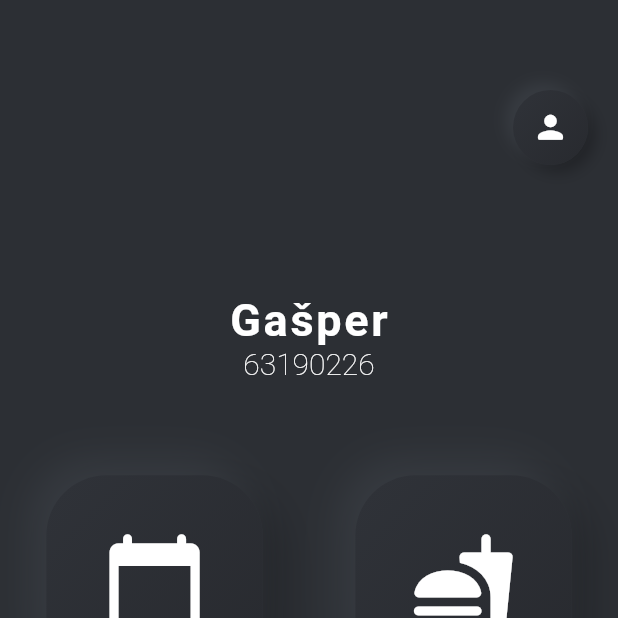
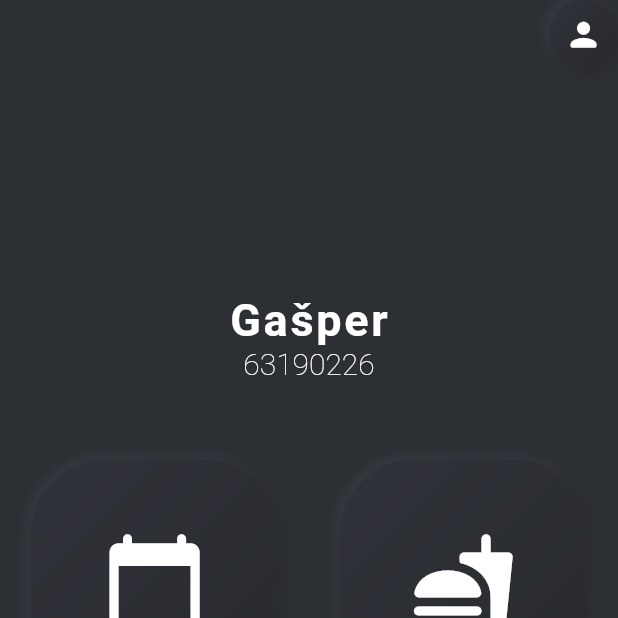
Before and after one commit to pisekgasper/fri-app, a Flutter app: the HomePage screen opened directly, on a phone screen of 412 x 824 dp, the top half of it. Run offline on Flutter 3.47's test engine with Material 2 defaults, Android fonts, the phone set to English and light mode, and no system bars; drawn by our look-alikes of flutter_neumorphic; our stand-ins replace cloud_firestore, firebase_auth, firebase_core, flutter_spinkit, flutter_svg, font_awesome_flutter; accounts and stored records are empty; Roboto replaces fonts that are missing (SF Pro Display).

Commit message:
:ok_hand: IMPROVE: Buttons

```diff
--- a/lib/buttons/huge_button.dart
+++ b/lib/buttons/huge_button.dart
@@ -1,9 +1,9 @@
 import 'package:flutter/cupertino.dart';
 import 'package:flutter/material.dart';
+import 'package:flutter_neumorphic/flutter_neumorphic.dart';
 import 'package:fri_app/timetable.dart';
 
 class HugeButton extends StatefulWidget {
-
   const HugeButton({
     this.icon,
   });
@@ -15,15 +15,15 @@ class HugeButton extends StatefulWidget {
 }
 
 class _HugeButtonState extends State<HugeButton> {
-
   bool _isPressed = false;
 
   void _onPointerDown(PointerDownEvent event) {
     setState(() {
       _isPressed = true;
     });
-    if(widget.icon == Icons.calendar_today_rounded)
-      Navigator.push(context, MaterialPageRoute(builder: (context) => TimetablePage()));
+    if (widget.icon == Icons.calendar_today_rounded)
+      Navigator.push(
+          context, MaterialPageRoute(builder: (context) => TimetablePage()));
   }
 
   void _onPointerUp(PointerUpEvent event) {
@@ -35,66 +35,39 @@ class _HugeButtonState extends State<HugeButton> {
   @override
   Widget build(BuildContext context) {
     final _screenWidth = MediaQuery.of(context).size.width;
-    final _screenHeight = MediaQuery.of(context).size.height;
 
     return Listener(
       onPointerDown: _onPointerDown,
       onPointerUp: _onPointerUp,
-      child: Stack(
+      child: Align(
         alignment: Alignment.center,
-        children: [
-
-          AnimatedContainer(
-            duration: const Duration(milliseconds: 70),
-            width: 0.35 * _screenWidth,
-            height: 0.35 * _screenWidth,
+        child: Neumorphic(
+          duration: const Duration(milliseconds: 80),
+          style: NeumorphicStyle(
+            boxShape: NeumorphicBoxShape.roundRect(BorderRadius.circular(50.0)),
+            depth: _isPressed ? 0.0 : 5.0,
+          ),
+          child: AnimatedContainer(
+            duration: const Duration(milliseconds: 80),
             decoration: BoxDecoration(
-              borderRadius: BorderRadius.circular(40.0),
-              color: const Color(0xff2c2f34),
-              boxShadow: _isPressed ? null : [
-                BoxShadow(
-                  color: const Color(0xff212327),
-                  offset: Offset(0.07 * 0.35 * _screenWidth, 0.07 * 0.35 * _screenWidth),
-                  blurRadius: 0.056 * _screenWidth,
-                ),
-              ],
-            ),
-          ),
-
-          AnimatedContainer(
-            duration: const Duration(milliseconds: 70),
-            width: 0.35 * _screenWidth,
-            height: 0.35 * _screenWidth,
-            decoration: BoxDecoration(
-              borderRadius: BorderRadius.circular(40.0),
               gradient: LinearGradient(
                 begin: Alignment(0.94, 0.92),
                 end: Alignment(-0.88, -0.89),
-                colors: _isPressed ? [const Color(0xff2c2f34), const Color(0xff2c2f34)] : [const Color(0xff282a2f), const Color(0xff2f3238)],
+                colors: _isPressed
+                    ? [const Color(0xff2c2f34), const Color(0xff2c2f34)]
+                    : [const Color(0xff282a2f), const Color(0xff2f3238)],
                 stops: [0.0, 1.0],
               ),
-              boxShadow: _isPressed ? null : [
-                BoxShadow(
-                  color: const Color(0xff373b41),
-                  offset: Offset(-0.07 * 0.35 * _screenWidth, -0.07 * 0.35 * _screenWidth),
-                  blurRadius: 0.056 * _screenWidth,
-                ),
-              ],
             ),
-          ),
-
-          Container(
-            width: 0.50 * _screenWidth / 2,
-            height: 0.50 * _screenWidth / 2,
-            color: Colors.transparent,
+            width: (_screenWidth / 2) - (_screenWidth / 10),
+            height: (_screenWidth / 2) - (_screenWidth / 10),
             child: Icon(
               widget.icon,
               color: Colors.white,
               size: 0.35 * _screenWidth / 2,
             ),
           ),
-
-        ],
+        ),
       ),
     );
   }
--- a/lib/buttons/round_button.dart
+++ b/lib/buttons/round_button.dart
@@ -1,107 +1,79 @@
 import 'package:flutter/cupertino.dart';
 import 'package:flutter/material.dart';
-
+import 'package:flutter_neumorphic/flutter_neumorphic.dart';
+import 'package:provider/provider.dart';
 import '../account.dart';
+import '../authentication_service.dart';
 
 class RoundButton extends StatefulWidget {
-
-  const RoundButton({
-    this.icon,
-  });
+  const RoundButton({this.icon});
 
   final IconData icon;
 
   @override
-  _ButtonUserState createState() => _ButtonUserState();
+  _RoundButtonState createState() => _RoundButtonState();
 }
 
-class _ButtonUserState extends State<RoundButton> {
-
+class _RoundButtonState extends State<RoundButton> {
   bool _isPressed = false;
 
-  // We're only really interested in down and up events,
-  // for now.
   void _onPointerDown(PointerDownEvent event) {
     setState(() {
       _isPressed = true;
     });
-    if(widget.icon == Icons.chevron_left_rounded)
-      Navigator.pop(context);
-    else if (widget.icon == Icons.person_rounded)
-      Navigator.push(context, MaterialPageRoute(builder: (context) => AccountPage()));
   }
 
   void _onPointerUp(PointerUpEvent event) {
     setState(() {
       _isPressed = false;
     });
+    if (widget.icon == Icons.chevron_left_rounded)
+      Navigator.pop(context);
+    else if (widget.icon == Icons.person_rounded)
+      Navigator.push(
+          context, MaterialPageRoute(builder: (context) => AccountPage()));
+    else if (widget.icon == Icons.logout) {
+      context.read<AuthenticationService>().signOut();
+      Navigator.popUntil(context, (route) => route.isFirst);
+    }
   }
 
   @override
   Widget build(BuildContext context) {
     final _screenWidth = MediaQuery.of(context).size.width;
-    final _screenHeight = MediaQuery.of(context).size.height;
+
+    final double _buttonSize = _screenWidth / 9;
+    final double _iconSize = _screenWidth / 16;
+    final double _iconSizeLeft = _screenWidth / 14;
 
     return Listener(
       onPointerDown: _onPointerDown,
       onPointerUp: _onPointerUp,
-      child: Stack(
-        alignment: Alignment.center,
-        children: [
-          AnimatedContainer(
-            duration: const Duration(milliseconds: 70),
-            width: 50,
-            height: 50,
-            margin: EdgeInsets.only(top: 60.0, right: 20.0, left: 20.0),
-            decoration: BoxDecoration(
-              borderRadius: BorderRadius.circular(40.0),
-              color: const Color(0xff2c2f34),
-              boxShadow: _isPressed ? null : [
-                BoxShadow(
-                  color: const Color(0xff212327),
-                  offset: Offset(0.07 * 0.35 * _screenWidth / 2, 0.07 * 0.35 * _screenWidth / 2),
-                  blurRadius: 0.056 * _screenWidth / 3,
-                ),
-              ],
+      child: Neumorphic(
+        duration: const Duration(milliseconds: 80),
+        style: NeumorphicStyle(
+            depth: !_isPressed ? 5.0 : 0.0,
+            boxShape: NeumorphicBoxShape.circle()),
+        child: AnimatedContainer(
+          duration: const Duration(milliseconds: 80),
+          decoration: BoxDecoration(
+            gradient: LinearGradient(
+              begin: Alignment(0.94, 0.92),
+              end: Alignment(-0.88, -0.89),
+              colors: _isPressed
+                  ? [const Color(0xff2c2f34), const Color(0xff2c2f34)]
+                  : [const Color(0xff282a2f), const Color(0xff2f3238)],
+              stops: [0.0, 1.0],
             ),
           ),
-
-          AnimatedContainer(
-            duration: const Duration(milliseconds: 70),
-            width: 50,
-            height: 50,
-            margin: EdgeInsets.only(top: 60.0, right: 20.0, left: 20.0),
-            decoration: BoxDecoration(
-              borderRadius: BorderRadius.circular(40.0),
-              gradient: LinearGradient(
-                begin: Alignment(0.94, 0.92),
-                end: Alignment(-0.88, -0.89),
-                colors: _isPressed ? [const Color(0xff2c2f34), const Color(0xff2c2f34)] : [const Color(0xff282a2f), const Color(0xff2f3238)],
-                stops: [0.0, 1.0],
-              ),
-              boxShadow: _isPressed ? null : [
-                BoxShadow(
-                  color: const Color(0xff373b41),
-                  offset: Offset(-0.07 * 0.35 * _screenWidth / 2, -0.07 * 0.35 * _screenWidth / 2),
-                  blurRadius: 0.056 * _screenWidth / 3,
-                ),
-              ],
-            ),
-          ),
-
-          Container(
-            width: 50,
-            height: 50,
-            margin: EdgeInsets.only(top: 60.0, right: 20.0, left: 20.0),
-            color: Colors.transparent,
-            child: Icon(
-              widget.icon,
+          width: _buttonSize,
+          height: _buttonSize,
+          child: Icon(widget.icon,
               color: Colors.white,
-              size: (widget.icon == Icons.chevron_left_rounded) ? 30.0 : 25.0,
-            ),
-          ),
-
-        ],
+              size: (widget.icon == Icons.chevron_left_rounded)
+                  ? _iconSizeLeft
+                  : _iconSize),
+        ),
       ),
     );
   }
```
Also changed, not shown: lib/buttons/accent_button.dart (added, +68 -0 lines).
